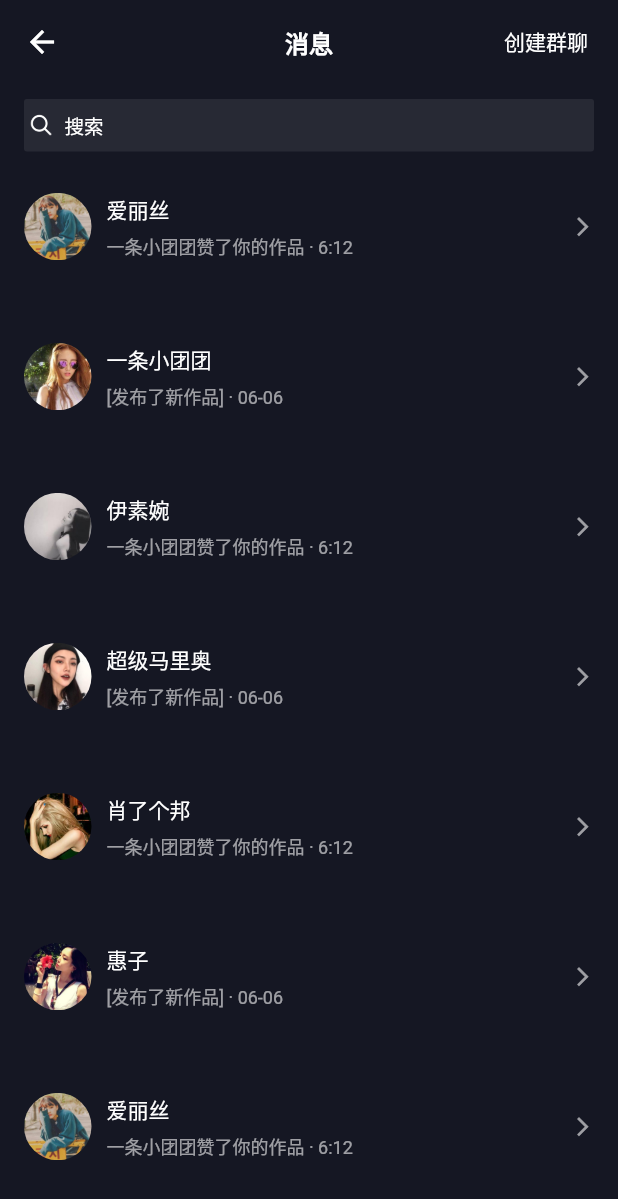
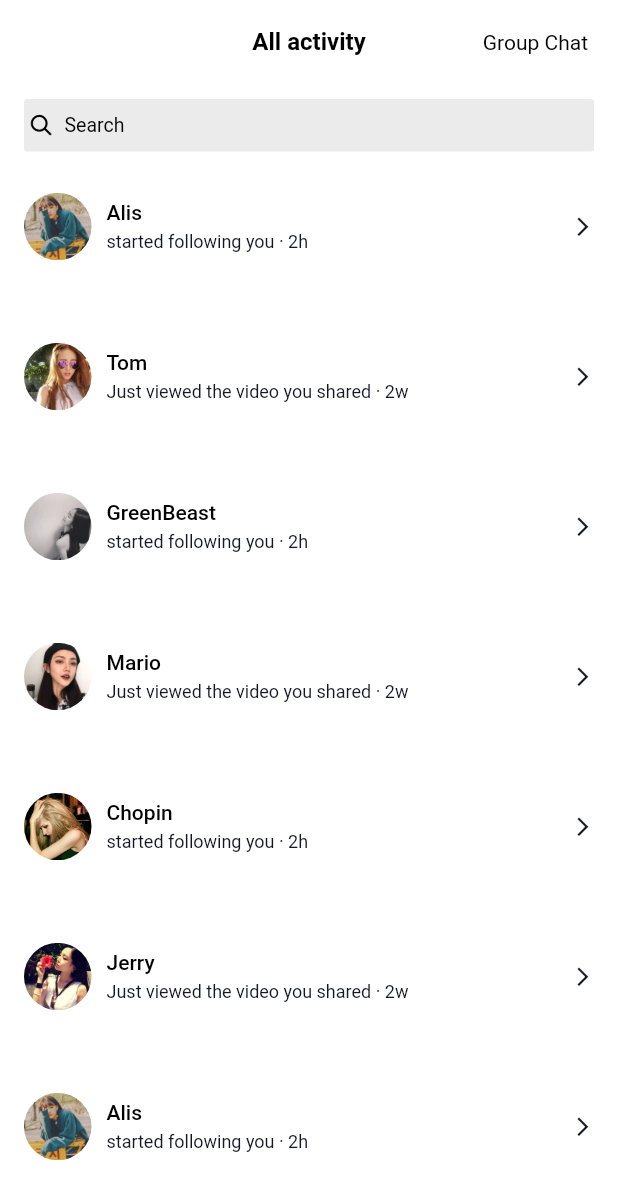
Before and after one commit to zhangqi444/toktik, a Flutter app: the MessagePage screen opened by its route, on a phone screen of 412 x 824 dp. Shown: the top 1199 px of the screen. Run offline on Flutter 3.47's test engine with Material 2 defaults, Android fonts, the phone set to English and light mode, and no system bars; our stand-ins replace cached_network_image, cloud_firestore, dio, flutter_easyloading, get, get_it and 7 more; missing offline and left inert: amplify_api, amplify_auth_cognito, amplify_datastore, amplify_datastore_plugin_interface, amplify_flutter, cloud_firestore_web and 1 more; accounts and stored records are empty.

Commit message:
fix the notification color and translation

```diff
--- a/lib/net/api.dart
+++ b/lib/net/api.dart
@@ -334,7 +334,7 @@ List<VideoModel> videoModelList = List.generate(6, (i) {
 
 //评论的本地假数据
 List<CommentModel> commentList = [
-  CommentModel('爱丽丝',  'assets/images/header_0.jpg','千秋无绝色！悦目是佳人！倾国倾城貌！惊为天下人！', false, 234, '2分钟前'),
+  CommentModel('Alis',  'assets/images/header_0.jpg','千秋无绝色！悦目是佳人！倾国倾城貌！惊为天下人！', false, 234, '2分钟前'),
   CommentModel('一条小团团',  'assets/images/header_1.jpg','芙蓉不及美人妆，水殿风来珠翠香', false, 688, '9分钟前'),
   CommentModel('伊素婉',  'assets/images/header_2.jpg', '届笑春桃兮，云堆翠髻；唇绽樱颗兮，榴齿含香',false, 7567, '6分钟前'),
   CommentModel('超级马里奥',  'assets/images/header_3.jpg','朱粉不深匀,闲花淡淡香。细看诸处好,人人道,柳腰身', false, 3543, '23分钟前'),
@@ -368,12 +368,12 @@ List<String> videoTitleList = [
 
 //视频作者
 List<String> authorList = [
-  '爱丽丝',
-  '一条小团团',
-  '伊素婉',
-  '超级马里奥',
-  '肖了个邦',
-  '惠子',
+  'Alis',
+  'Tom',
+  'GreenBeast',
+  'Mario',
+  'Chopin',
+  'Jerry',
 ];
 //作者头像
 List<String> authorHeaderUrlList = [
@@ -450,7 +450,7 @@ List<MessageModel> messageList = List.generate(20, (index) {
   MessageModel model = MessageModel();
   model.imgUrl = videoMusicImageList[index%6];
   model.title = authorList[index%6];
-  model.desc = index%2 == 0?'一条小团团赞了你的作品 · 6:12':'[发布了新作品] · 06-06';
+  model.desc = index%2 == 0?'started following you · 2h':'Just viewed the video you shared · 2w';
   return model;
 });
 //明星列表
--- a/lib/page/message_page.dart
+++ b/lib/page/message_page.dart
@@ -30,17 +30,17 @@ class _MessagePageState extends State<MessagePage>{
   @override
   Widget build(BuildContext context) {
     return Scaffold(
-      backgroundColor: ColorRes.color_1,
+      backgroundColor: ColorRes.color_2,
       appBar: AppBar(
-        backgroundColor: ColorRes.color_1,
-        title: Text('消息',style: TextStyle(fontWeight: FontWeight.bold,fontSize: 16),),
+        backgroundColor: ColorRes.color_2,
+        title: Text('All activity',style: TextStyle(fontWeight: FontWeight.bold,fontSize: 16, color: Colors.black)),
         centerTitle: true,
         elevation: 0,
         actions: [
           Container(
             margin: EdgeInsets.only(right: 20),
             alignment: Alignment.centerLeft,
-            child: Text('创建群聊',style: TextStyle(fontSize: 14),),
+            child: Text('Group Chat',style: TextStyle(fontSize: 14, color: Colors.black),),
           )
         ],
       ),
@@ -62,13 +62,13 @@ class _MessagePageState extends State<MessagePage>{
         margin: EdgeInsets.only(left: 16,right: 16,top: 10),
         decoration: BoxDecoration(
           borderRadius: BorderRadius.circular(2),
-          color: Colors.white.withAlpha(20),
+          color: Colors.black.withAlpha(20),
         ),
         child:  Row(
           children: [
-            Image.asset('assets/images/search.webp',width: 22,height: 22,color: Colors.white,),
+            Image.asset('assets/images/search.webp',width: 22,height: 22,color: Colors.black,),
             SizedBox(width: 5,),
-            Text('搜索',style: TextStyle(fontSize: 13,color: Colors.white),)
+            Text('Search',style: TextStyle(fontSize: 13,color: Colors.black),)
           ],
         ),
       ),
@@ -111,19 +111,19 @@ class _MessagePageState extends State<MessagePage>{
               child: Column(
                 crossAxisAlignment: CrossAxisAlignment.start,
                 children: [
-                  Text(model.title,style: TextStyle(fontSize: 14,fontWeight: FontWeight.w500,color: Colors.white),),
+                  Text(model.title,style: TextStyle(fontSize: 14,fontWeight: FontWeight.w500,color: Colors.black),),
                   SizedBox(height: 5,),
-                  Text(model.desc,style: TextStyle(fontSize: 12,color: ColorRes.color_2),),
+                  Text(model.desc,style: TextStyle(fontSize: 12,color: ColorRes.color_1),),
                 ],
               ),
           ),
           Positioned(
               right: 0,
-              child: Icon(Icons.arrow_forward_ios_outlined,color: ColorRes.color_2,size: 15,),
+              child: Icon(Icons.arrow_forward_ios_outlined,color: ColorRes.color_1,size: 15,),
           ),
           Positioned(
               bottom: 0,
-              child: Divider(color: Colors.white,height:1,)),
+              child: Divider(color: Colors.black,height:1,)),
         ],
       ),
     );
```
